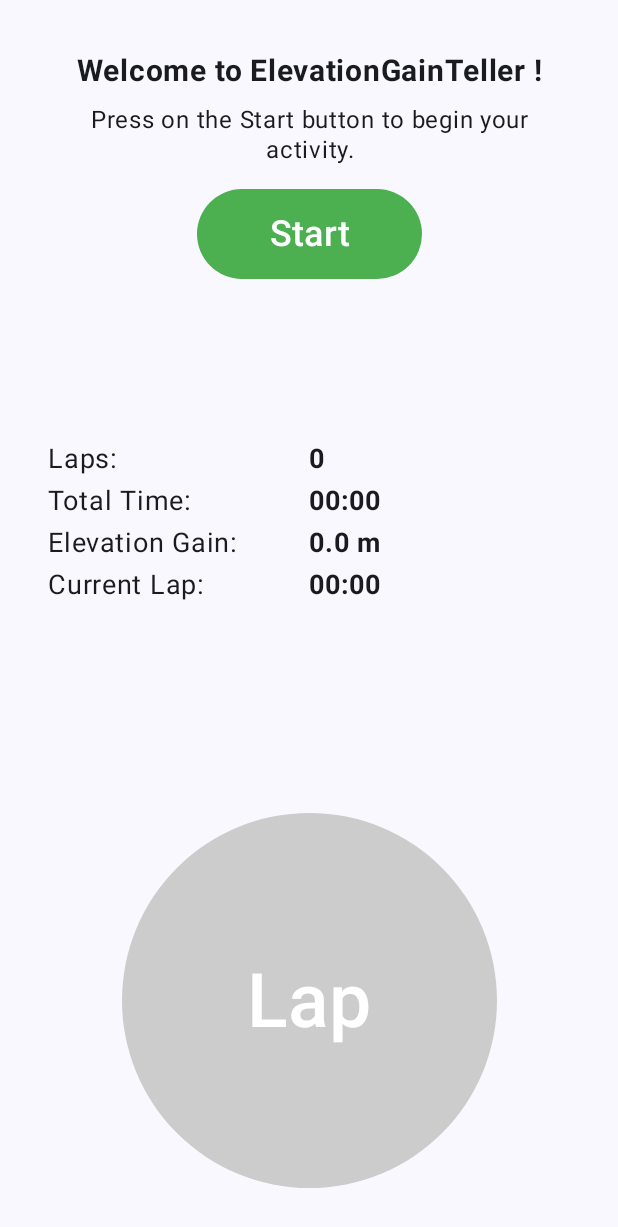
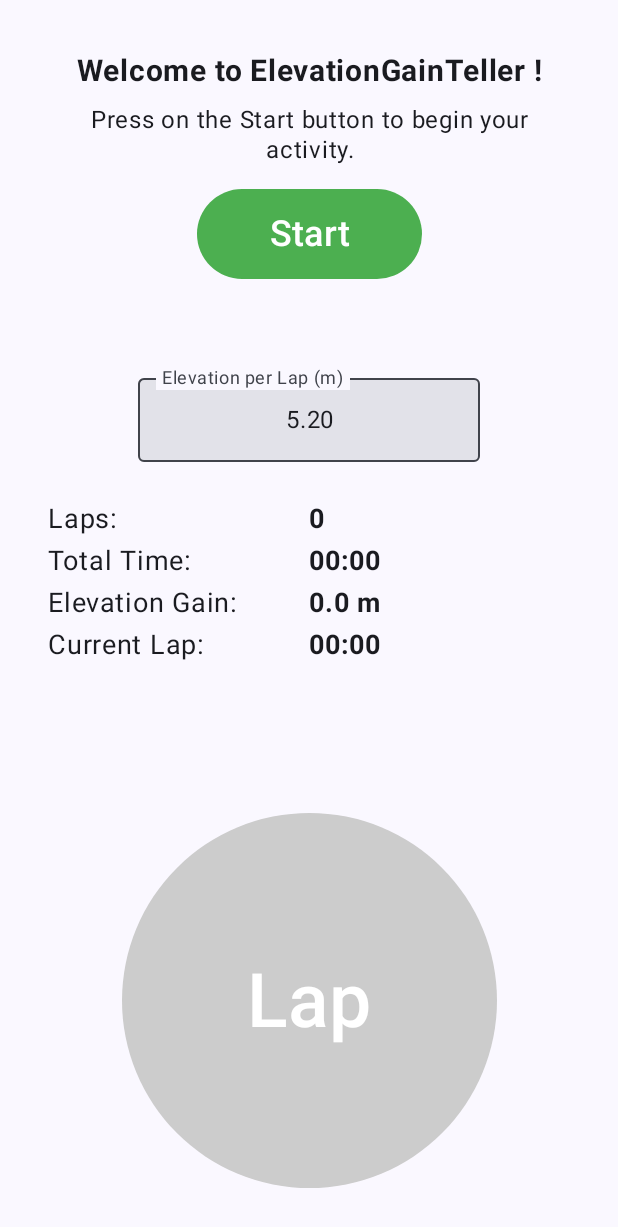
Before and after one commit to clemfavre/ElevationGainTeller, an Android app built with Jetpack Compose: the screen it shows after launch (MainActivity), on a phone screen of 412 x 824 dp. Shown: the top 1227 px of the screen. Run offline under Robolectric (Android 15) with nearby library versions, the phone set to English and light mode, and no system bars.

Commit message:
elevation per lap is now personalisable

```diff
--- a/app/src/main/java/com/example/elevationgainteller/MainActivity.kt
+++ b/app/src/main/java/com/example/elevationgainteller/MainActivity.kt
@@ -2,25 +2,22 @@ package com.example.elevationgainteller
 
 import android.os.Bundle
 import androidx.activity.ComponentActivity
-import com.example.elevationgainteller.ui.theme.ElevationGainTellerTheme
 import androidx.activity.compose.setContent
 import androidx.activity.enableEdgeToEdge
 import androidx.compose.animation.AnimatedVisibility
 import androidx.compose.animation.ExperimentalAnimationApi
-import androidx.compose.animation.animateContentSize
 import androidx.compose.animation.core.tween
 import androidx.compose.animation.fadeIn
 import androidx.compose.animation.fadeOut
 import androidx.compose.animation.slideInVertically
+import androidx.compose.material3.TextFieldDefaults
 import androidx.compose.animation.slideOutVertically
 import androidx.compose.foundation.border
-// Other imports remain the same
 import androidx.compose.foundation.layout.Arrangement
 import androidx.compose.foundation.layout.Box
 import androidx.compose.foundation.layout.Column
 import androidx.compose.foundation.layout.Row
 import androidx.compose.foundation.layout.Spacer
-import androidx.compose.foundation.layout.fillMaxHeight
 import androidx.compose.foundation.layout.fillMaxSize
 import androidx.compose.foundation.layout.fillMaxWidth
 import androidx.compose.foundation.layout.height
@@ -31,10 +28,13 @@ import androidx.compose.foundation.lazy.itemsIndexed
 import androidx.compose.foundation.lazy.rememberLazyListState
 import androidx.compose.foundation.shape.CircleShape
 import androidx.compose.foundation.shape.RoundedCornerShape
+import androidx.compose.foundation.text.KeyboardOptions
 import androidx.compose.material3.Button
 import androidx.compose.material3.ButtonDefaults
 import androidx.compose.material3.Divider
+import androidx.compose.material3.LocalTextStyle
 import androidx.compose.material3.MaterialTheme
+import androidx.compose.material3.OutlinedTextField
 import androidx.compose.material3.Surface
 import androidx.compose.material3.Text
 import androidx.compose.runtime.*
@@ -43,10 +43,11 @@ import androidx.compose.ui.Alignment
 import androidx.compose.ui.Modifier
 import androidx.compose.ui.graphics.Color
 import androidx.compose.ui.text.font.FontWeight
+import androidx.compose.ui.text.input.KeyboardType
 import androidx.compose.ui.text.style.TextAlign
-import androidx.compose.ui.tooling.preview.Preview
 import androidx.compose.ui.unit.dp
 import androidx.compose.ui.unit.sp
+import com.example.elevationgainteller.ui.theme.ElevationGainTellerTheme
 import kotlinx.coroutines.delay
 
 // --- State Definition ---
@@ -159,7 +160,10 @@ fun Skeleton(modifier: Modifier = Modifier) {
     var lapTimes by rememberSaveable { mutableStateOf(listOf<Long>()) }
     var currentLapStartTimeSeconds by rememberSaveable { mutableStateOf(0L) }
 
-    val elevationGain = 5.20 * lapTimes.size
+    var elevationFactorString by rememberSaveable { mutableStateOf("5.20") }
+
+    val currentFactor = elevationFactorString.toDoubleOrNull() ?: 5.20
+    val elevationGain = currentFactor * lapTimes.size
 
     val currentTitle = when (appState) {
         AppState.Start -> "Welcome to ElevationGainTeller !"
@@ -245,12 +249,38 @@ fun Skeleton(modifier: Modifier = Modifier) {
                 verticalArrangement = Arrangement.Center,
                 modifier = Modifier.weight(1f)
             ) {
-                if (appState == AppState.Running || appState == AppState.Start) {
+                if (appState == AppState.Start) {
+                    OutlinedTextField(
+                        value = elevationFactorString,
+                        onValueChange = { newValue ->
+                            if (newValue.isEmpty() || newValue.matches(Regex("^\\d*\\.?\\d*\$"))) {
+                                elevationFactorString = newValue
+                            }
+                        },
+                        label = { Text("Elevation per Lap (m)") },
+                        singleLine = true,
+                        keyboardOptions = KeyboardOptions(keyboardType = KeyboardType.Number),
+                        modifier = Modifier
+                            .fillMaxWidth(0.6f)
+                            .padding(bottom = 16.dp),
+                        textStyle = LocalTextStyle.current.copy(textAlign = TextAlign.Center),
+                        colors = TextFieldDefaults.colors()
+                    )
+                    SimpleInfos(
+                        totalLaps = lapTimes.size,
+                        elevationGain = 0.0,
+                        currentTime = formatTime(elapsedTimeInSeconds),
+                        currentLapTime = formatTime(0L)
+                    )
+                    Spacer(modifier = Modifier.height(16.dp))
+                    LapTimesDisplay(lapTimes = lapTimes)
+
+                } else if (appState == AppState.Running) {
                     SimpleInfos(
                         totalLaps = lapTimes.size,
                         elevationGain = elevationGain,
                         currentTime = formatTime(elapsedTimeInSeconds),
-                        currentLapTime = formatTime(if (isTimerRunning && appState == AppState.Running) elapsedTimeInSeconds - currentLapStartTimeSeconds else 0L)
+                        currentLapTime = formatTime(if (isTimerRunning) elapsedTimeInSeconds - currentLapStartTimeSeconds else 0L)
                     )
                     Spacer(modifier = Modifier.height(16.dp))
                     LapTimesDisplay(lapTimes = lapTimes)
```
